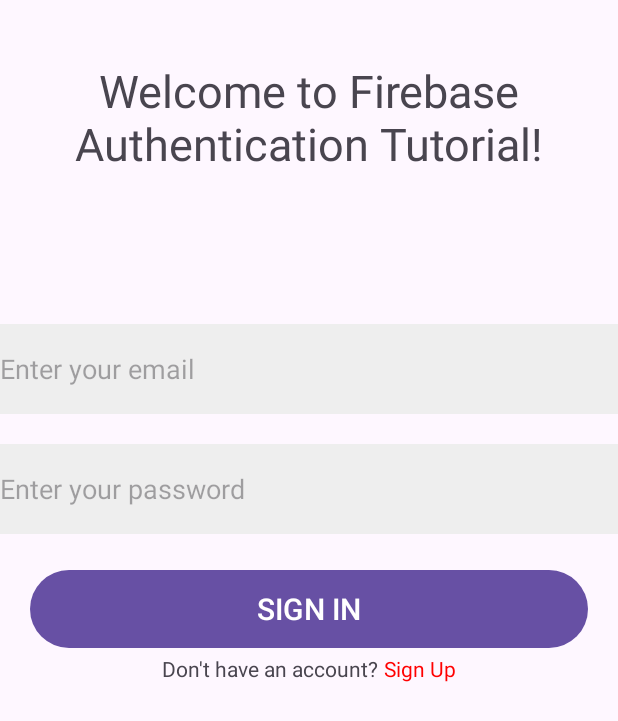
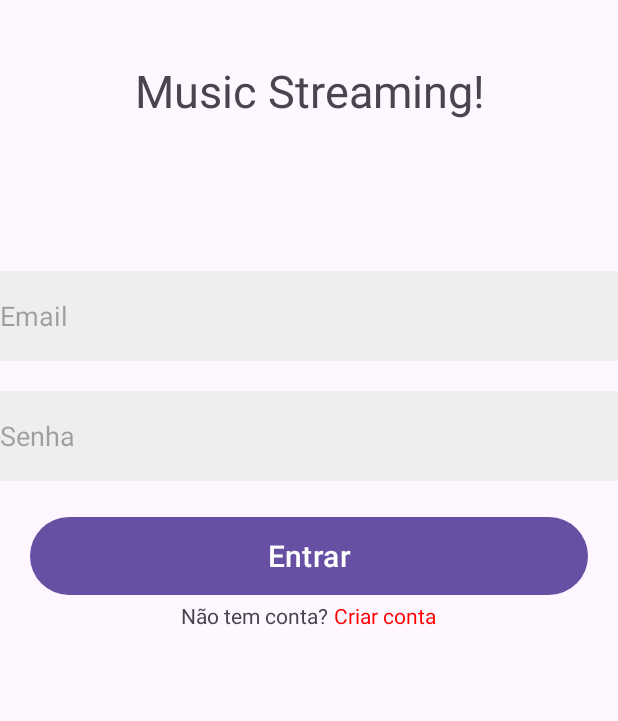
Before and after one commit to V1nic1us/music-streaming-app, an Android app: the screen it shows after launch (LoginScreen), on a phone screen of 412 x 824 dp. Shown: the top 721 px of the screen. Run offline under Robolectric (Android 15) with nearby library versions, the phone set to English and light mode, and no system bars; our stand-ins replace Firebase (no records; nobody signed in at launch, a user with empty details on screens opened directly).

Commit message:
feat: changed labels

```diff
--- a/app/src/main/res/layout/activity_login_screen.xml
+++ b/app/src/main/res/layout/activity_login_screen.xml
@@ -11,7 +11,7 @@
     tools:context=".LoginScreen">
 
     <TextView
-        android:layout_width="wrap_content"
+        android:layout_width="match_parent"
         android:layout_height="wrap_content"
         android:text="@string/titleLoginScreen"
         android:textSize="30sp"
--- a/app/src/main/res/values/strings.xml
+++ b/app/src/main/res/values/strings.xml
@@ -1,11 +1,11 @@
 <resources>
     <string name="app_name">music-streaming-app</string>
-    <string name="titleLoginScreen">Welcome to Firebase Authentication Tutorial!</string>
-    <string name="inputEmail">Enter your email</string>
-    <string name="inputPassword">Enter your password</string>
-    <string name="inputConfirmPassword">Confirm your password</string>
-    <string name="buttonSignIn">SIGN IN</string>
-    <string name="labelNotAccount">Don\'t have an account?</string>
-    <string name="labelSignUp">Sign Up</string>
-    <string name="buttonRegister">REGISTER</string>
+    <string name="titleLoginScreen">Music Streaming!</string>
+    <string name="inputEmail">Email</string>
+    <string name="inputPassword">Senha</string>
+    <string name="inputConfirmPassword">Confirme senha</string>
+    <string name="buttonSignIn">Entrar</string>
+    <string name="labelNotAccount">Não tem conta?</string>
+    <string name="labelSignUp">Criar conta</string>
+    <string name="buttonRegister">Criar conta</string>
 </resources>
```
